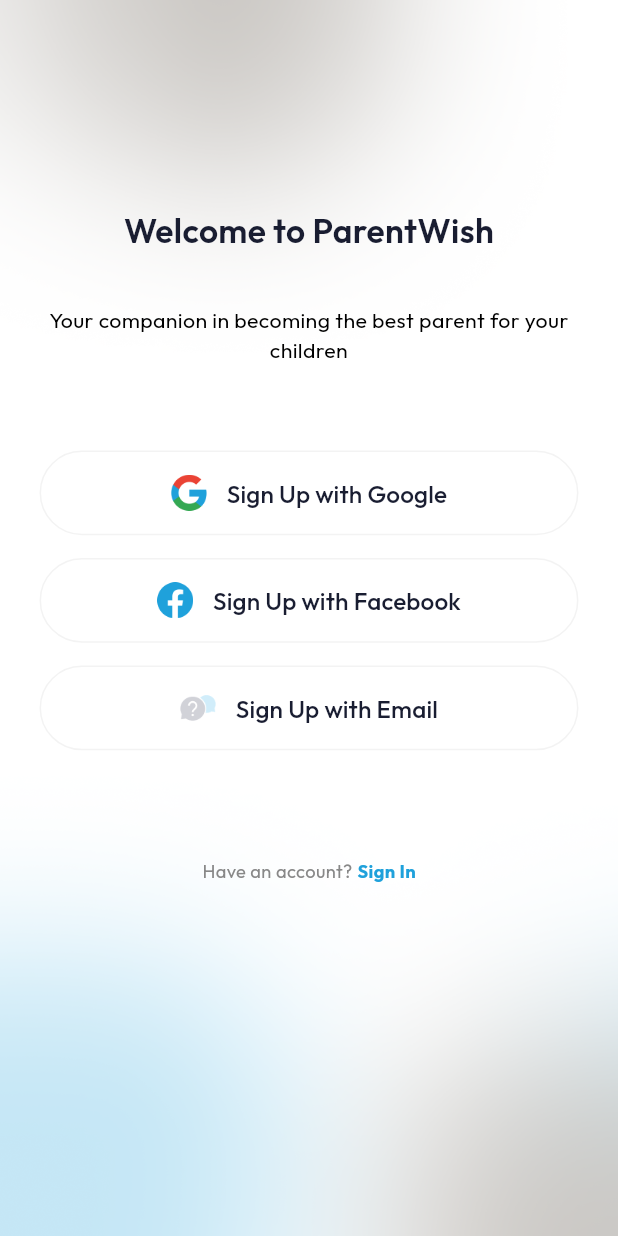
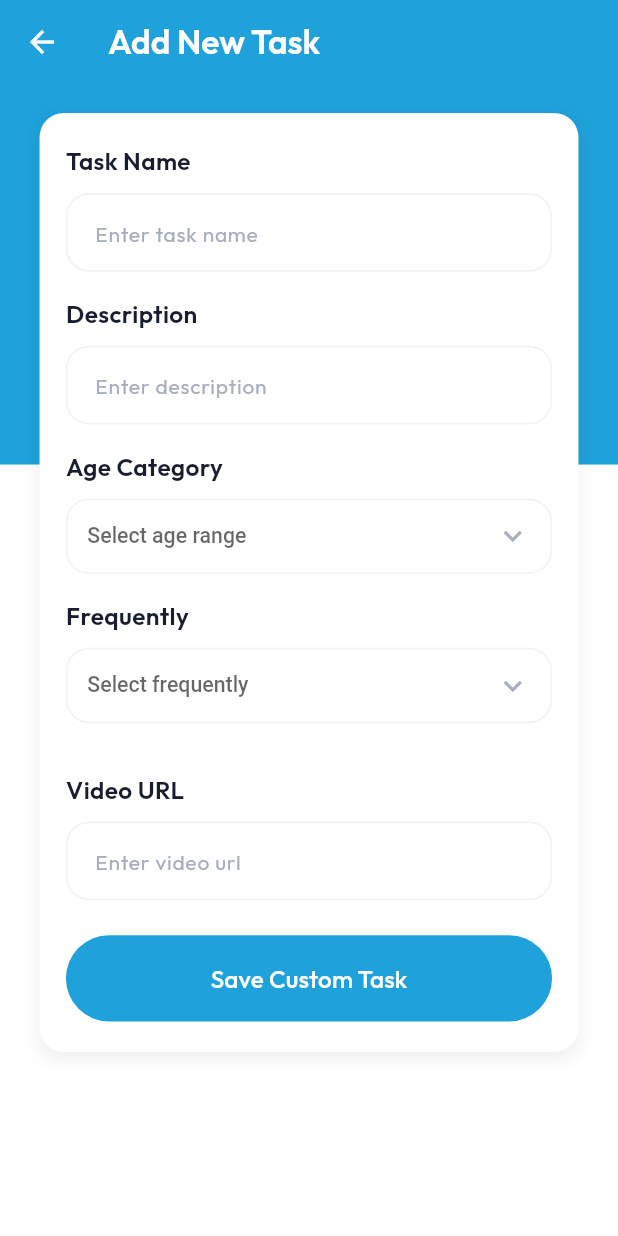
Before and after one commit to davidwidjaya/parent_wish, a Flutter app: the screen it shows after launch, on a phone screen of 412 x 824 dp. Run offline on Flutter 3.47's test engine with Material 3 defaults, Android fonts, the phone set to English and light mode, and no system bars; our stand-ins replace app_links, bloc, equatable, flutter_bloc, flutter_dotenv, flutter_screenutil and 6 more.

Commit message:
BUG-FIX: Slicing add task

```diff
--- a/lib/main.dart
+++ b/lib/main.dart
@@ -116,7 +116,8 @@
               }
 
               if (state is AuthInitial || state is AuthUnauthenticated) {
-                return const SplashScreen();
+                // return const SplashScreen();
+                return const AddTaskScreen();
               }
 
               if (state is AuthAuthenticated) {
--- a/lib/ui/screens/add_children_screen.dart
+++ b/lib/ui/screens/add_children_screen.dart
@@ -105,9 +105,10 @@ class _AddChildrenScreenState extends State<AddChildrenScreen> {
             barrierDismissible: false,
             builder: (_) => const Center(child: CircularProgressIndicator()),
           );
-        } else {
-          Navigator.of(context, rootNavigator: true).pop(); // Close dialog
         }
+        // else {
+        //   Navigator.of(context, rootNavigator: true).pop(); // Close dialog
+        // }
 
         if (state is AuthChildrenAdded) {
           Navigator.pushNamed(context, '/list_children');
--- /dev/null
+++ b/lib/ui/screens/add_task_screen.dart
@@ -0,0 +1,235 @@
+import 'dart:io';
+
+import 'package:flutter/material.dart';
+import 'package:flutter_bloc/flutter_bloc.dart';
+import 'package:flutter_screenutil/flutter_screenutil.dart';
+import 'package:image_picker/image_picker.dart';
+import 'package:parent_wish/bloc/auth_bloc/auth_bloc.dart';
+import 'package:parent_wish/ui/themes/color.dart';
+import 'package:parent_wish/widgets/input_dropdown.dart';
+import 'package:parent_wish/widgets/input_field.dart';
+import 'package:permission_handler/permission_handler.dart';
+
+class AddTaskScreen extends StatefulWidget {
+  const AddTaskScreen({super.key});
+
+  @override
+  State<AddTaskScreen> createState() => _AddTaskScreenState();
+}
+
+class _AddTaskScreenState extends State<AddTaskScreen> {
+  final _formKey = GlobalKey<FormState>();
+  final taskNameController = TextEditingController();
+  final descriptionController = TextEditingController();
+  final videoController = TextEditingController();
+
+  String? selectedAge;
+  String? selectedFrequently;
+
+  @override
+  Widget build(BuildContext context) {
+    return BlocListener<AuthBloc, AuthState>(
+      listener: (context, state) {
+        if (state is AuthLoading) {
+          // showDialog(
+          //   context: context,
+          //   barrierDismissible: false,
+          //   builder: (_) => const Center(child: CircularProgressIndicator()),
+          // );
+        }
+        // else {
+        //   Navigator.of(context, rootNavigator: true).pop(); // Close dialog
+        // }
+
+        if (state is AuthChildrenAdded) {
+          Navigator.pushNamed(context, '/list_children');
+
+          // Navigator.pop(context); // Navigate back or to next screen
+        } else if (state is AuthError) {
+          ScaffoldMessenger.of(context).showSnackBar(
+            SnackBar(content: Text(state.message)),
+          );
+        }
+      },
+      child: Scaffold(
+        appBar: AppBar(
+          title: Text(
+            'Add New Task',
+            style: TextStyle(
+              color: AppColors.white,
+              fontSize: 22.sp,
+              fontWeight: FontWeight.w600,
+            ),
+          ),
+          backgroundColor: AppColors.blue500,
+          elevation: 0,
+          leading: IconButton(
+            icon: const Icon(Icons.arrow_back_sharp),
+            color: AppColors.white,
+            onPressed: () {
+              Navigator.pop(context);
+            },
+          ),
+        ),
+        body: SingleChildScrollView(
+          child: ConstrainedBox(
+            constraints: BoxConstraints(
+              minHeight: MediaQuery.of(context).size.height,
+            ),
+            child: Stack(
+              children: [
+                Positioned.fill(child: Container(color: Colors.white)),
+                Positioned(
+                  child: Container(
+                    height: 250.h,
+                    color: AppColors.blue500,
+                  ),
+                ),
+                Positioned(
+                  top: 19.h,
+                  left: 24.w,
+                  right: 24.w,
+                  child: Container(
+                    padding:
+                        EdgeInsets.symmetric(horizontal: 16.w, vertical: 20.h),
+                    decoration: BoxDecoration(
+                      color: Colors.white,
+                      borderRadius: BorderRadius.circular(16.r),
+                      boxShadow: [
+                        BoxShadow(
+                          color: Colors.black.withOpacity(0.05),
+                          spreadRadius: 2,
+                          blurRadius: 8,
+                          offset: const Offset(0, 4),
+                        ),
+                      ],
+                    ),
+                    child: Form(
+                      key: _formKey,
+                      child: Column(
+                        crossAxisAlignment: CrossAxisAlignment.start,
+                        children: [
+                          InputField(
+                            label: 'Task Name',
+                            hintText: 'Enter task name',
+                            controller: taskNameController,
+                            validator: (value) {
+                              if (value == null || value.isEmpty) {
+                                return 'Please enter task name';
+                              }
+                              return null;
+                            },
+                          ),
+                          SizedBox(height: 16.h),
+                          InputField(
+                            label: 'Description',
+                            hintText: 'Enter description',
+                            controller: descriptionController,
+                            validator: (value) {
+                              if (value == null || value.isEmpty) {
+                                return 'Please enter description';
+                              }
+                              return null;
+                            },
+                          ),
+                          SizedBox(height: 16.h),
+                          InputDropdown<String>(
+                            label: 'Age Category',
+                            hintText: 'Select age range',
+                            value: selectedAge,
+                            items: const [
+                              DropdownMenuItem(
+                                  value: '3-5', child: Text('3 to 5')),
+                              DropdownMenuItem(
+                                  value: '6-8', child: Text('6 to 8')),
+                              DropdownMenuItem(
+                                  value: '10-12', child: Text('10 to 12')),
+                              DropdownMenuItem(
+                                  value: '13-18', child: Text('13 to 18')),
+                            ],
+                            onChanged: (value) =>
+                                setState(() => selectedAge = value),
+                          ),
+                          SizedBox(height: 16.h),
+                          InputDropdown<String>(
+                            label: 'Frequently',
+                            hintText: 'Select frequently',
+                            value: selectedFrequently,
+                            items: const [
+                              DropdownMenuItem(
+                                value: 'daily',
+                                child: Text('Daily'),
+                              ),
+                              DropdownMenuItem(
+                                value: 'weekly',
+                                child: Text('Weekly'),
+                              ),
+                              DropdownMenuItem(
+                                value: 'monthly',
+                                child: Text('Monthly'),
+                              ),
+                            ],
+                            onChanged: (value) =>
+                                setState(() => selectedFrequently = value),
+                          ),
+                          SizedBox(height: 16.h),
+                          SizedBox(height: 16.h),
+                          InputField(
+                            label: 'Video URL',
+                            hintText: 'Enter video url',
+                            controller: videoController,
+                            validator: (value) {
+                              if (value == null || value.isEmpty) {
+                                return 'Please enter video URL';
+                              }
+                              return null;
+                            },
+                          ),
+                          SizedBox(height: 23.h),
+                          SizedBox(
+                            width: double.infinity,
+                            child: FilledButton(
+                              onPressed: () {
+                                if (_formKey.currentState!.validate()) {
+                                  // context.read<AuthBloc>().add(AuthAddChildren(
+                                  //       fullname: fullNameController.text,
+                                  //       gender: genderController.text,
+                                  //       ageCategory: selectedAge!,
+                                  //       schoolDay: selectedSchoolDays!,
+                                  //       startSchoolTime: startTimeApi!,
+                                  //       endSchoolTime: endTimeApi!,
+                                  //       image: profileImage!.path,
+                                  //     ));
+                                }
+                              },
+                              style: FilledButton.styleFrom(
+                                backgroundColor: AppColors.blue500,
+                                foregroundColor: AppColors.white,
+                                padding: EdgeInsets.symmetric(vertical: 17.h),
+                                shape: RoundedRectangleBorder(
+                                  borderRadius: BorderRadius.circular(30),
+                                ),
+                              ),
+                              child: Text(
+                                'Save Custom Task',
+                                style: TextStyle(
+                                  fontSize: 16.sp,
+                                  fontWeight: FontWeight.w500,
+                                  color: AppColors.white,
+                                ),
+                              ),
+                            ),
+                          ),
+                        ],
+                      ),
+                    ),
+                  ),
+                ),
+              ],
+            ),
+          ),
+        ),
+      ),
+    );
+  }
+}
--- a/lib/ui/screens/index.dart
+++ b/lib/ui/screens/index.dart
@@ -6,3 +6,4 @@ export 'list_children_screen.dart';
 export 'login_screen.dart';
 export 'complete_profile_screen.dart';
 export 'verification_email_screen.dart';
+export 'add_task_screen.dart';
--- a/lib/utils/routers.dart
+++ b/lib/utils/routers.dart
@@ -10,6 +10,7 @@ class AppRouter {
   static const String completeProfile = '/complete_profile';
   static const String verificationEmail = '/verification_email';
   static const String home = '/home';
+  static const String addTask = '/add_task';
 
   static Route? generateRoute(RouteSettings settings) {
     switch (settings.name) {
@@ -63,6 +64,10 @@ class AppRouter {
         return MaterialPageRoute(
           builder: (_) => const HomeScreen(),
         );
+      case addTask:
+        return MaterialPageRoute(
+          builder: (_) => const AddTaskScreen(),
+        );
       default:
         return null;
     }
```
